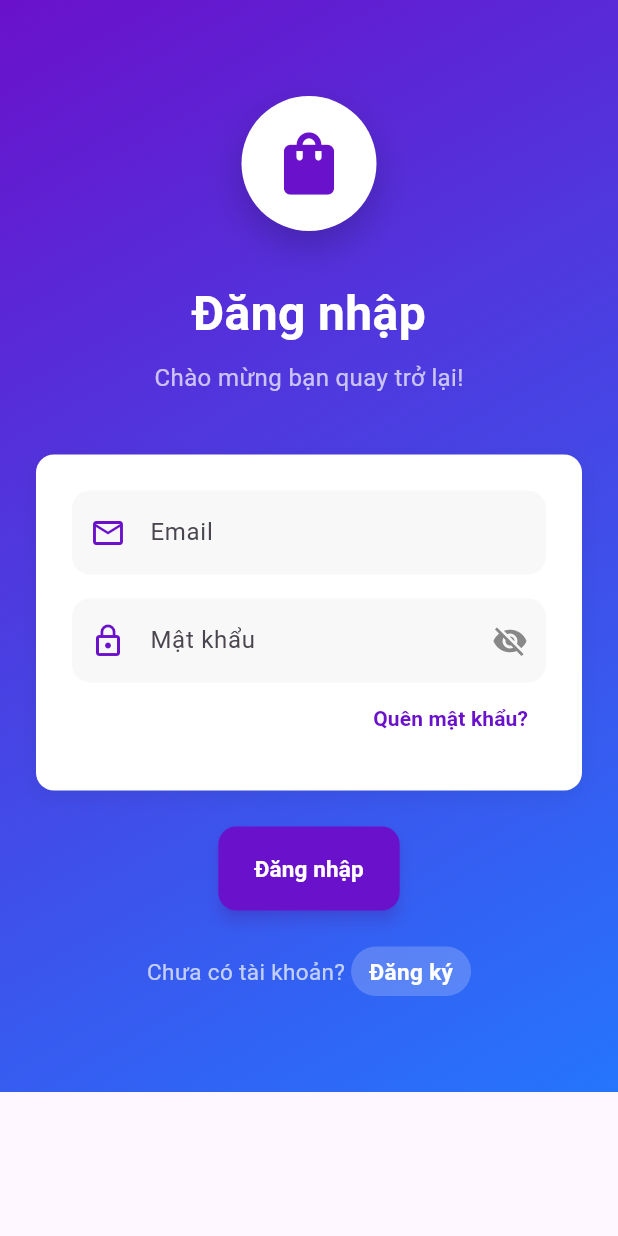
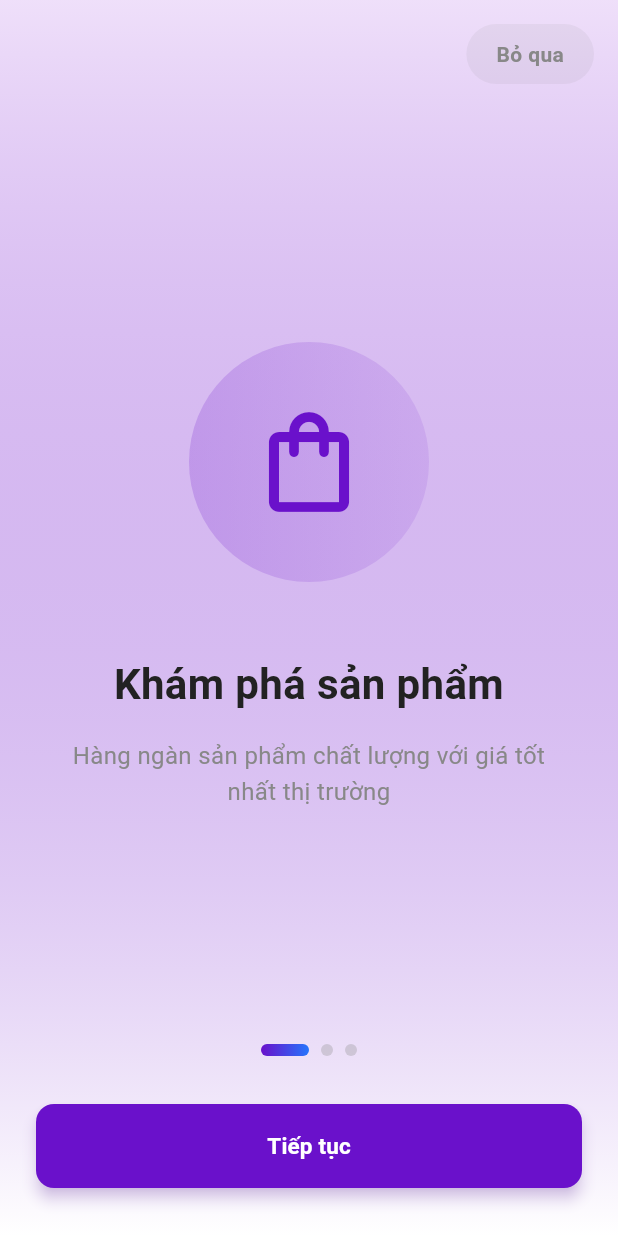
Before and after one commit to nguyenngoclinh07032003/PRM393, a Flutter app: the screen it shows after launch, on a phone screen of 412 x 824 dp. Run offline on Flutter 3.47's test engine with Material 3 defaults, Android fonts, the phone set to English and light mode, and no system bars; our stand-ins replace cloud_firestore, firebase_auth, firebase_core; accounts and stored records are empty; generated files the repository leaves out were written again.

Commit message:
Them Onboarding screen dep mat, them animations va effects widgets

```diff
--- a/lib/main.dart
+++ b/lib/main.dart
@@ -3,7 +3,7 @@ import 'dart:async';
 import 'package:firebase_core/firebase_core.dart';
 import 'providers/app_provider.dart';
 import 'providers/cart_provider.dart';
-import 'screens/auth/login_screen.dart';
+import 'screens/onboarding/onboarding_screen.dart';
 import 'screens/profile/address_screen.dart';
 
 // File này được tạo tự động bởi flutterfire configure
@@ -61,7 +61,7 @@ class _SplashScreenState extends State<SplashScreen> {
       if (!mounted) return;
       Navigator.pushReplacement(
         context,
-        MaterialPageRoute(builder: (_) => const LoginScreen()),
+        MaterialPageRoute(builder: (_) => const OnboardingScreen()),
       );
     });
   }
--- /dev/null
+++ b/lib/screens/onboarding/onboarding_screen.dart
@@ -0,0 +1,282 @@
+import 'package:flutter/material.dart';
+import 'package:flutter/services.dart';
+import '../../utils/format.dart';
+import '../../widgets/common_widgets.dart';
+import '../auth/login_screen.dart';
+
+class OnboardingScreen extends StatefulWidget {
+  const OnboardingScreen({super.key});
+
+  @override
+  State<OnboardingScreen> createState() => _OnboardingScreenState();
+}
+
+class _OnboardingScreenState extends State<OnboardingScreen> {
+  final PageController _pageController = PageController();
+  int _currentPage = 0;
+
+  final List<OnboardingData> _pages = [
+    OnboardingData(
+      icon: Icons.shopping_bag_outlined,
+      title: 'Khám phá sản phẩm',
+      description: 'Hàng ngàn sản phẩm chất lượng với giá tốt nhất thị trường',
+      color: primaryColor,
+    ),
+    OnboardingData(
+      icon: Icons.local_shipping_outlined,
+      title: 'Giao hàng nhanh chóng',
+      description: 'Miễn phí vận chuyển cho đơn hàng trên 500.000đ',
+      color: secondaryColor,
+    ),
+    OnboardingData(
+      icon: Icons.verified_user_outlined,
+      title: 'Thanh toán an toàn',
+      description: 'Nhiều phương thức thanh toán, bảo mật tuyệt đối',
+      color: successColor,
+    ),
+  ];
+
+  @override
+  void dispose() {
+    _pageController.dispose();
+    super.dispose();
+  }
+
+  void _onPageChanged(int page) {
+    setState(() => _currentPage = page);
+    HapticFeedback.lightImpact();
+  }
+
+  void _goToNextPage() {
+    if (_currentPage < _pages.length - 1) {
+      _pageController.nextPage(
+        duration: const Duration(milliseconds: 400),
+        curve: Curves.easeInOut,
+      );
+    } else {
+      _finishOnboarding();
+    }
+  }
+
+  void _finishOnboarding() {
+    HapticFeedback.mediumImpact();
+    Navigator.pushReplacement(
+      context,
+      MaterialPageRoute(builder: (_) => const LoginScreen()),
+    );
+  }
+
+  @override
+  Widget build(BuildContext context) {
+    return Scaffold(
+      body: Container(
+        decoration: BoxDecoration(
+          gradient: LinearGradient(
+            begin: Alignment.topCenter,
+            end: Alignment.bottomCenter,
+            colors: [
+              _pages[_currentPage].color.withValues(alpha: 0.1),
+              Colors.white,
+            ],
+          ),
+        ),
+        child: SafeArea(
+          child: Column(
+            children: [
+              // Skip button
+              Align(
+                alignment: Alignment.topRight,
+                child: Padding(
+                  padding: const EdgeInsets.all(16),
+                  child: ScaleButton(
+                    onPressed: _finishOnboarding,
+                    child: Container(
+                      padding: const EdgeInsets.symmetric(
+                        horizontal: 20,
+                        vertical: 10,
+                      ),
+                      decoration: BoxDecoration(
+                        color: textGray.withValues(alpha: 0.1),
+                        borderRadius: BorderRadius.circular(20),
+                      ),
+                      child: const Text(
+                        'Bỏ qua',
+                        style: TextStyle(
+                          color: textGray,
+                          fontWeight: FontWeight.w600,
+                        ),
+                      ),
+                    ),
+                  ),
+                ),
+              ),
+
+              // Page view
+              Expanded(
+                child: PageView.builder(
+                  controller: _pageController,
+                  onPageChanged: _onPageChanged,
+                  itemCount: _pages.length,
+                  itemBuilder: (context, index) {
+                    return _buildPage(_pages[index]);
+                  },
+                ),
+              ),
+
+              // Page indicator
+              Row(
+                mainAxisAlignment: MainAxisAlignment.center,
+                children: List.generate(
+                  _pages.length,
+                  (index) => AnimatedContainer(
+                    duration: quickAnimation,
+                    margin: const EdgeInsets.symmetric(horizontal: 4),
+                    width: _currentPage == index ? 32 : 8,
+                    height: 8,
+                    decoration: BoxDecoration(
+                      gradient: _currentPage == index
+                          ? const LinearGradient(
+                              colors: [primaryColor, secondaryColor],
+                            )
+                          : null,
+                      color: _currentPage == index
+                          ? null
+                          : textGray.withValues(alpha: 0.3),
+                      borderRadius: BorderRadius.circular(4),
+                    ),
+                  ),
+                ),
+              ),
+              const SizedBox(height: 32),
+
+              // Action buttons
+              Padding(
+                padding: const EdgeInsets.symmetric(horizontal: 24),
+                child: Row(
+                  children: [
+                    if (_currentPage > 0)
+                      Expanded(
+                        child: ScaleButton(
+                          onPressed: () {
+                            _pageController.previousPage(
+                              duration: const Duration(milliseconds: 400),
+                              curve: Curves.easeInOut,
+                            );
+                          },
+                          child: Container(
+                            height: 56,
+                            alignment: Alignment.center,
+                            decoration: BoxDecoration(
+                              border: Border.all(color: primaryColor, width: 2),
+                              borderRadius: BorderRadius.circular(14),
+                            ),
+                            child: const Text(
+                              'Quay lại',
+                              style: TextStyle(
+                                color: primaryColor,
+                                fontWeight: FontWeight.bold,
+                                fontSize: 16,
+                              ),
+                            ),
+                          ),
+                        ),
+                      ),
+                    if (_currentPage > 0) const SizedBox(width: 16),
+                    Expanded(
+                      flex: _currentPage == 0 ? 1 : 1,
+                      child: GradientButton(
+                        text: _currentPage == _pages.length - 1
+                            ? 'Bắt đầu'
+                            : 'Tiếp tục',
+                        height: 56,
+                        onPressed: _goToNextPage,
+                      ),
+                    ),
+                  ],
+                ),
+              ),
+              const SizedBox(height: 32),
+            ],
+          ),
+        ),
+      ),
+    );
+  }
+
+  Widget _buildPage(OnboardingData data) {
+    return Padding(
+      padding: const EdgeInsets.symmetric(horizontal: 32),
+      child: Column(
+        mainAxisAlignment: MainAxisAlignment.center,
+        children: [
+          // Animated icon
+          TweenAnimationBuilder<double>(
+            tween: Tween(begin: 0.0, end: 1.0),
+            duration: const Duration(milliseconds: 600),
+            builder: (context, value, child) {
+              return Transform.scale(
+                scale: value,
+                child: Container(
+                  width: 160,
+                  height: 160,
+                  decoration: BoxDecoration(
+                    gradient: LinearGradient(
+                      colors: [
+                        data.color.withValues(alpha: 0.2),
+                        data.color.withValues(alpha: 0.1),
+                      ],
+                    ),
+                    shape: BoxShape.circle,
+                  ),
+                  child: Icon(
+                    data.icon,
+                    size: 80,
+                    color: data.color,
+                  ),
+                ),
+              );
+            },
+          ),
+          const SizedBox(height: 48),
+
+          // Title
+          Text(
+            data.title,
+            style: const TextStyle(
+              fontSize: 28,
+              fontWeight: FontWeight.bold,
+              color: textDark,
+            ),
+            textAlign: TextAlign.center,
+          ),
+          const SizedBox(height: 16),
+
+          // Description
+          Text(
+            data.description,
+            style: const TextStyle(
+              fontSize: 16,
+              color: textGray,
+              height: 1.5,
+            ),
+            textAlign: TextAlign.center,
+          ),
+        ],
+      ),
+    );
+  }
+}
+
+class OnboardingData {
+  final IconData icon;
+  final String title;
+  final String description;
+  final Color color;
+
+  OnboardingData({
+    required this.icon,
+    required this.title,
+    required this.description,
+    required this.color,
+  });
+}
```
Also changed, not shown: lib/widgets/common_widgets.dart (+222 -0 lines).
